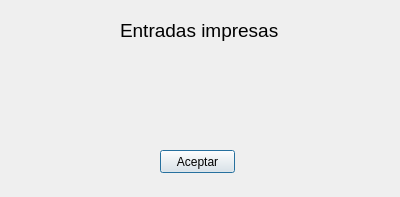
Proyecto-PAV/ProyectoDSI, file Interfaz/Interfaz6.ui: the form before one commit.
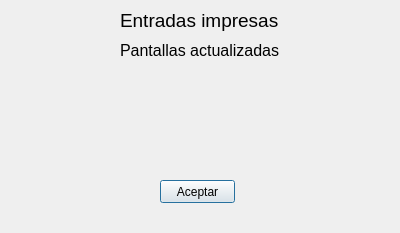
The form after the commit.

What changed in the file:
```diff
--- a/Interfaz/Interfaz6.ui
+++ b/Interfaz/Interfaz6.ui
@@ -7,7 +7,7 @@
     <x>0</x>
     <y>0</y>
     <width>400</width>
-    <height>197</height>
+    <height>233</height>
    </rect>
   </property>
   <property name="windowTitle">
@@ -17,7 +17,7 @@
    <property name="geometry">
     <rect>
      <x>120</x>
-     <y>20</y>
+     <y>10</y>
      <width>161</width>
      <height>21</height>
     </rect>
@@ -35,7 +35,7 @@
    <property name="geometry">
     <rect>
      <x>160</x>
-     <y>150</y>
+     <y>180</y>
      <width>75</width>
      <height>23</height>
     </rect>
@@ -48,7 +48,7 @@
    <property name="geometry">
     <rect>
      <x>170</x>
-     <y>50</y>
+     <y>80</y>
      <width>151</width>
      <height>81</height>
     </rect>
@@ -57,6 +57,24 @@
     <string/>
    </property>
   </widget>
+  <widget class="QLabel" name="Progreso_2">
+   <property name="geometry">
+    <rect>
+     <x>120</x>
+     <y>40</y>
+     <width>161</width>
+     <height>21</height>
+    </rect>
+   </property>
+   <property name="font">
+    <font>
+     <pointsize>12</pointsize>
+    </font>
+   </property>
+   <property name="text">
+    <string>Pantallas actualizadas</string>
+   </property>
+  </widget>
  </widget>
  <resources/>
  <connections>
```
